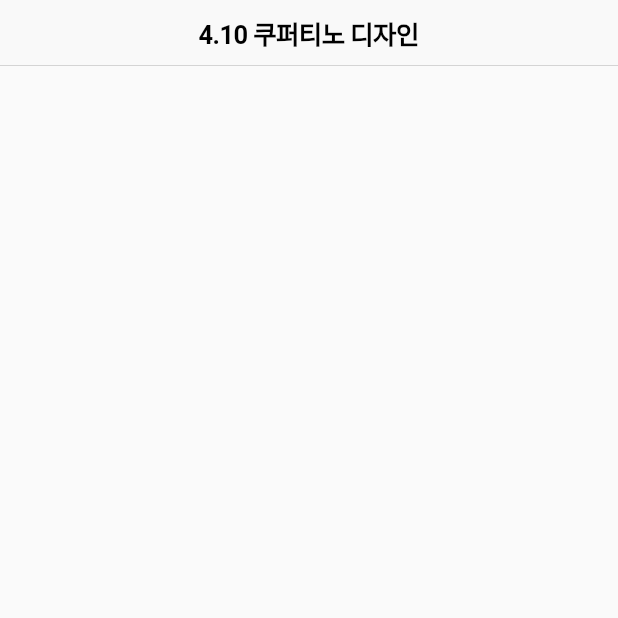
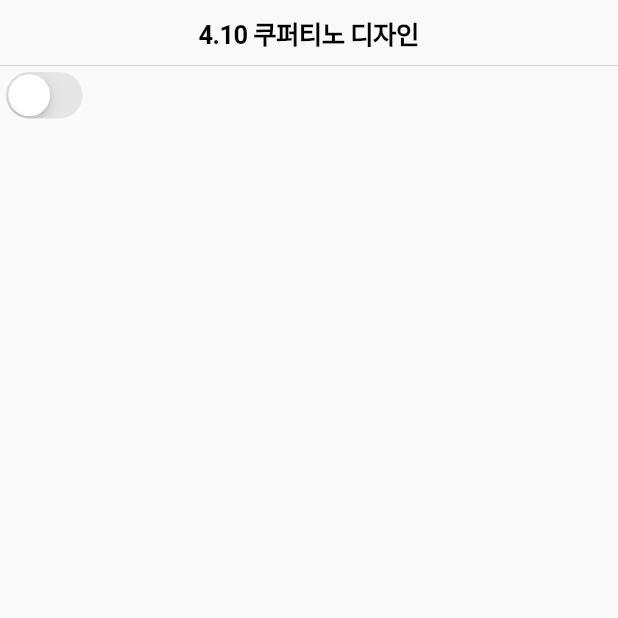
Before and after one commit to chihyeonWON/IOS-Cupertino, a Flutter app: the screen it shows after launch, on a phone screen of 412 x 824 dp, the top half of it. Run offline on Flutter 3.47's test engine with Material 2 defaults, Android fonts, the phone set to English and light mode, and no system bars.

```diff
--- a/lib/main.dart
+++ b/lib/main.dart
@@ -29,6 +29,18 @@ class _MyHomePageState extends State<MyHomePage> {
       appBar:CupertinoNavigationBar( // 머터리얼 AppBar에 대응
         middle:Text('4.10 쿠퍼티노 디자인'), // 머터리얼 AppBar의 title에 대응
       ),
+      body:Column(
+        children:<Widget>[
+          CupertinoSwitch(
+            value:_isOn,
+            onChanged:(bool value) { // Switch에 대응
+              setState(() {
+                _isOn = value;
+              });
+            }
+          )
+        ]
+      )
     );
   }
 }
```
